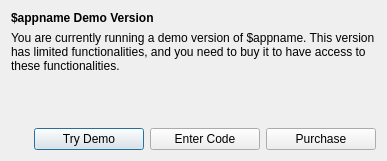
First picture: the form in ui/reg_demo_dialog.ui, repository hsoft/qtlib, before the edit.
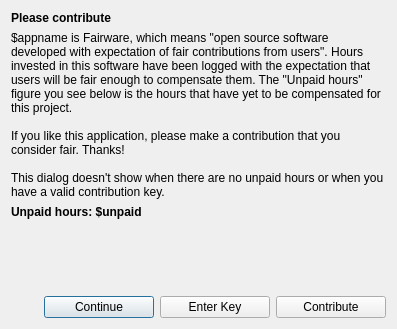
Second picture: the form after the edit.

Commit message: Converted registration system to Fairware.

Patch:
```diff
--- a/ui/reg_demo_dialog.ui
+++ b/ui/reg_demo_dialog.ui
@@ -6,8 +6,8 @@
    <rect>
     <x>0</x>
     <y>0</y>
-    <width>387</width>
-    <height>161</height>
+    <width>397</width>
+    <height>329</height>
    </rect>
   </property>
   <property name="windowTitle">
@@ -23,14 +23,18 @@
       </font>
      </property>
      <property name="text">
-      <string>$appname Demo Version</string>
+      <string>Please contribute</string>
      </property>
     </widget>
    </item>
    <item>
     <widget class="QLabel" name="demoDescLabel">
      <property name="text">
-      <string>You are currently running a demo version of $appname. This version has limited functionalities, and you need to buy it to have access to these functionalities.</string>
+      <string>$appname is Fairware, which means &quot;open source software developed with expectation of fair contributions from users&quot;. Hours invested in this software have been logged with the expectation that users will be fair enough to compensate them. The &quot;Unpaid hours&quot; figure you see below is the hours that have yet to be compensated for this project.
+
+If you like this application, please make a contribution that you consider fair. Thanks!
+
+This dialog doesn't show when there are no unpaid hours or when you have a valid contribution key.</string>
      </property>
      <property name="wordWrap">
       <bool>true</bool>
@@ -38,12 +42,15 @@
     </widget>
    </item>
    <item>
-    <widget class="QLabel" name="demoLimitLabel">
-     <property name="text">
-      <string>&lt;demo limit&gt;</string>
+    <widget class="QLabel" name="unpaidHoursLabel">
+     <property name="font">
+      <font>
+       <weight>75</weight>
+       <bold>true</bold>
+      </font>
      </property>
-     <property name="wordWrap">
-      <bool>true</bool>
+     <property name="text">
+      <string>Unpaid hours: $unpaid</string>
      </property>
     </widget>
    </item>
@@ -84,7 +91,7 @@
         </size>
        </property>
        <property name="text">
-        <string>Try Demo</string>
+        <string>Continue</string>
        </property>
       </widget>
      </item>
@@ -97,7 +104,7 @@
         </size>
        </property>
        <property name="text">
-        <string>Enter Code</string>
+        <string>Enter Key</string>
        </property>
       </widget>
      </item>
@@ -110,7 +117,7 @@
         </size>
        </property>
        <property name="text">
-        <string>Purchase</string>
+        <string>Contribute</string>
        </property>
       </widget>
      </item>
```
Left out of the diff: 6 changed lines with no effect on the pictures. The commit also changes 3 other files.
